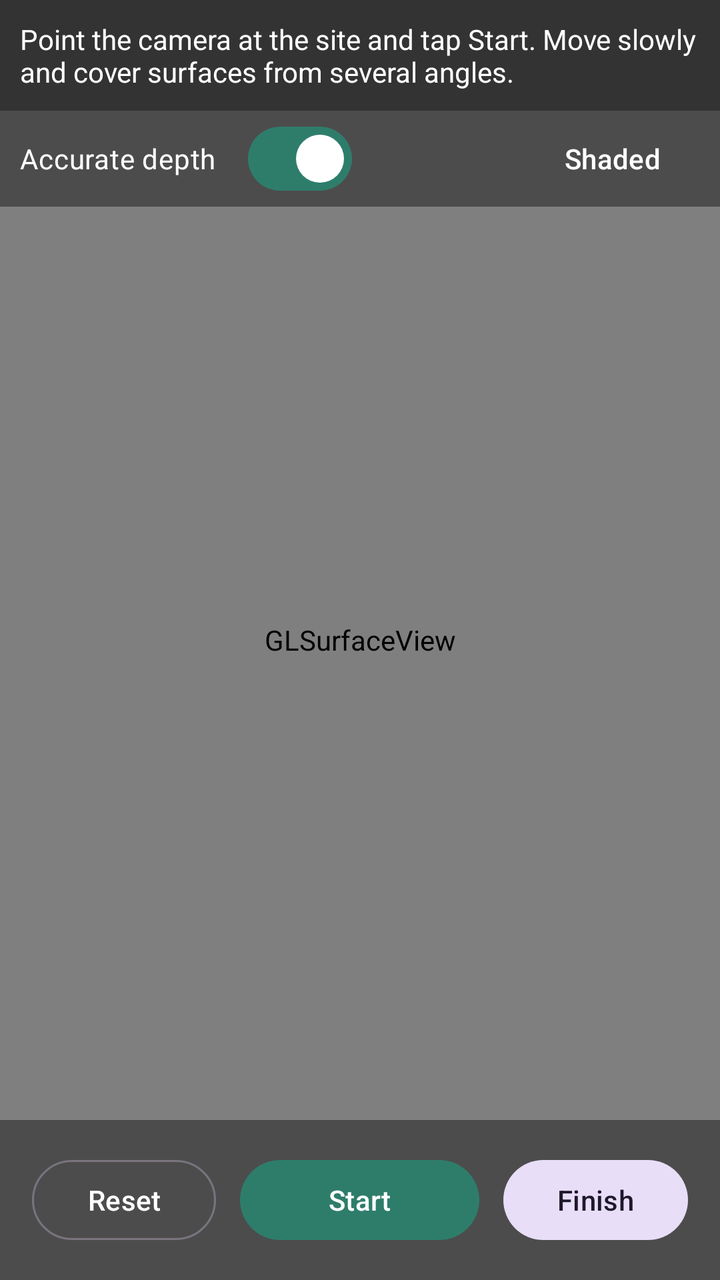
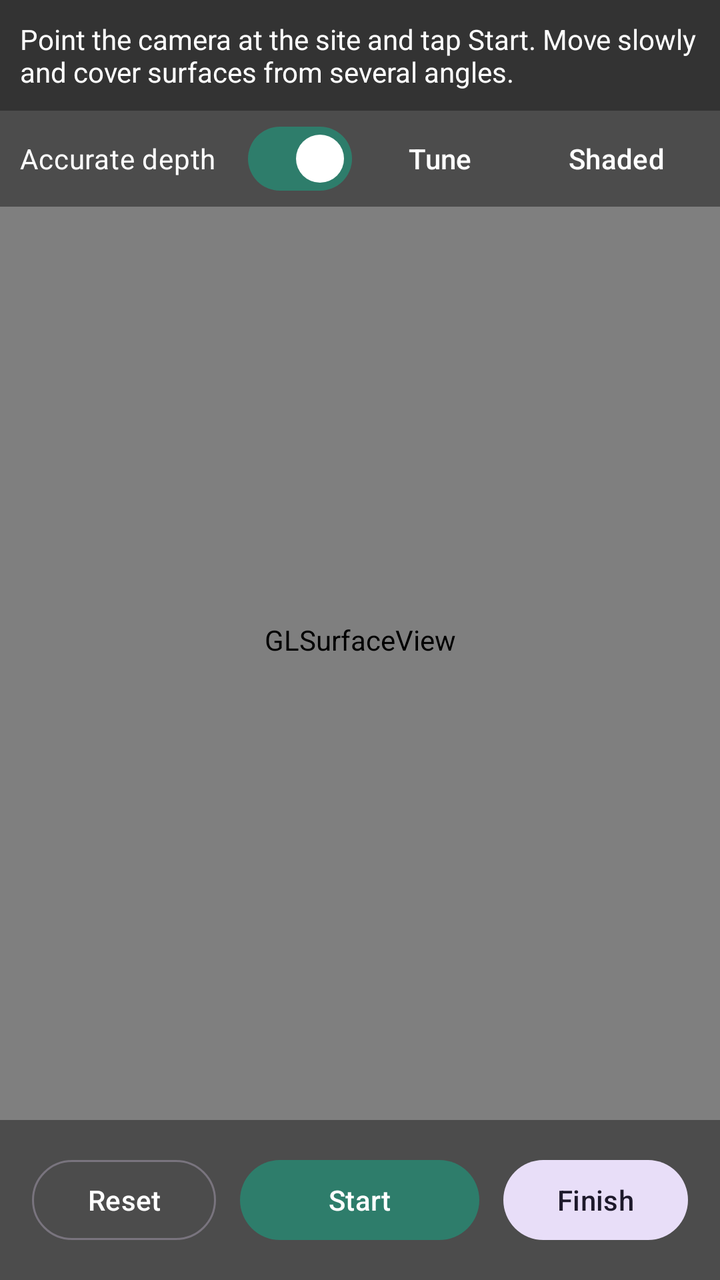

Before-and-after screenshots of an Android layout around one commit, followed by the original layout XML and the change that was made.
<!-- AndroidManifest.xml: activity theme Theme.CameraMapper3D.Fullscreen -->
<!-- res/layout/activity_scan.xml -->
<?xml version="1.0" encoding="utf-8"?>
<FrameLayout xmlns:android="http://schemas.android.com/apk/res/android"
    android:layout_width="match_parent"
    android:layout_height="match_parent">

    <android.opengl.GLSurfaceView
        android:id="@+id/surfaceView"
        android:layout_width="match_parent"
        android:layout_height="match_parent" />

    <LinearLayout
        android:id="@+id/topBar"
        android:layout_width="match_parent"
        android:layout_height="wrap_content"
        android:layout_gravity="top"
        android:orientation="vertical">

        <TextView
            android:id="@+id/statusText"
            style="@style/Overlay.Text"
            android:layout_width="match_parent"
            android:layout_height="wrap_content"
            android:text="@string/hint_start" />

        <LinearLayout
            android:layout_width="match_parent"
            android:layout_height="wrap_content"
            android:background="#66000000"
            android:gravity="center_vertical"
            android:orientation="horizontal"
            android:paddingHorizontal="10dp">

            <com.google.android.material.materialswitch.MaterialSwitch
                android:id="@+id/rawDepthSwitch"
                android:layout_width="wrap_content"
                android:layout_height="wrap_content"
                android:checked="true"
                android:text="@string/raw_depth"
                android:textColor="#FFFFFF" />

            <Space
                android:layout_width="0dp"
                android:layout_height="1dp"
                android:layout_weight="1" />

            <com.google.android.material.button.MaterialButton
                android:id="@+id/viewModeButton"
                style="@style/Widget.Material3.Button.TextButton"
                android:layout_width="wrap_content"
                android:layout_height="wrap_content"
                android:text="@string/view_shaded"
                android:textColor="#FFFFFF" />
        </LinearLayout>
    </LinearLayout>

    <LinearLayout
        android:id="@+id/bottomBar"
        android:layout_width="match_parent"
        android:layout_height="wrap_content"
        android:layout_gravity="bottom"
        android:background="#66000000"
        android:gravity="center"
        android:orientation="horizontal"
        android:padding="16dp">

        <com.google.android.material.button.MaterialButton
            android:id="@+id/resetButton"
            style="@style/Widget.Material3.Button.OutlinedButton"
            android:layout_width="0dp"
            android:layout_height="wrap_content"
            android:layout_weight="1"
            android:text="@string/reset"
            android:textColor="#FFFFFF" />

        <com.google.android.material.button.MaterialButton
            android:id="@+id/scanButton"
            android:layout_width="0dp"
            android:layout_height="wrap_content"
            android:layout_marginHorizontal="12dp"
            android:layout_weight="1.3"
            android:text="@string/start" />

        <com.google.android.material.button.MaterialButton
            android:id="@+id/finishButton"
            style="@style/Widget.Material3.Button.TonalButton"
            android:layout_width="0dp"
            android:layout_height="wrap_content"
            android:layout_weight="1"
            android:text="@string/finish" />
    </LinearLayout>

    <ProgressBar
        android:id="@+id/progress"
        android:layout_width="wrap_content"
        android:layout_height="wrap_content"
        android:layout_gravity="center"
        android:visibility="gone" />
</FrameLayout>
<!-- resources referenced by this layout -->
<resources>
  <string name="finish">Finish</string>
  <string name="hint_start">Point the camera at the site and tap Start. Move slowly and cover surfaces from several angles.</string>
  <string name="raw_depth">Accurate depth</string>
  <string name="reset">Reset</string>
  <string name="start">Start</string>
  <string name="view_shaded">Shaded</string>
  <style name="Overlay.Text" parent="">
          <item name="android:textColor">#FFFFFF</item>
          <item name="android:textSize">14sp</item>
          <item name="android:background">#99000000</item>
          <item name="android:padding">10dp</item>
      </style>
  <style name="Theme.CameraMapper3D.Fullscreen">
          <item name="android:windowBackground">@android:color/black</item>
      </style>
</resources>

<!-- the commit's change to res/layout/activity_scan.xml (unified diff, before → after) -->
@@ -44,12 +44,68 @@
                 android:layout_weight="1" />
 
             <com.google.android.material.button.MaterialButton
+                android:id="@+id/tuneButton"
+                style="@style/Widget.Material3.Button.TextButton"
+                android:layout_width="wrap_content"
+                android:layout_height="wrap_content"
+                android:text="@string/tune"
+                android:textColor="#FFFFFF" />
+
+            <com.google.android.material.button.MaterialButton
                 android:id="@+id/viewModeButton"
                 style="@style/Widget.Material3.Button.TextButton"
                 android:layout_width="wrap_content"
                 android:layout_height="wrap_content"
                 android:text="@string/view_shaded"
                 android:textColor="#FFFFFF" />
+        </LinearLayout>
+
+        <LinearLayout
+            android:id="@+id/tunePanel"
+            android:layout_width="match_parent"
+            android:layout_height="wrap_content"
+            android:background="#99000000"
+            android:orientation="vertical"
+            android:paddingHorizontal="16dp"
+            android:paddingVertical="8dp"
+            android:visibility="gone">
+
+            <TextView
+                android:id="@+id/confidenceLabel"
+                android:layout_width="match_parent"
+                android:layout_height="wrap_content"
+                android:textColor="#FFFFFF" />
+
+            <com.google.android.material.slider.Slider
+                android:id="@+id/confidenceSlider"
+                android:layout_width="match_parent"
+                android:layout_height="wrap_content"
+                android:contentDescription="@string/confidence_title"
+                android:stepSize="5"
+                android:valueFrom="0"
+                android:valueTo="95" />
+
+            <TextView
+                android:id="@+id/rangeLabel"
+                android:layout_width="match_parent"
+                android:layout_height="wrap_content"
+                android:textColor="#FFFFFF" />
+
+            <com.google.android.material.slider.Slider
+                android:id="@+id/rangeSlider"
+                android:layout_width="match_parent"
+                android:layout_height="wrap_content"
+                android:contentDescription="@string/range_title"
+                android:stepSize="0.5"
+                android:valueFrom="1"
+                android:valueTo="8" />
+
+            <TextView
+                android:layout_width="match_parent"
+                android:layout_height="wrap_content"
+                android:text="@string/tune_help"
+                android:textColor="#CCFFFFFF"
+                android:textSize="12sp" />
         </LinearLayout>
     </LinearLayout>
 
<!-- resource entries referenced after the edit -->
@@ -1,10 +1,14 @@
 <!-- resources referenced by this layout -->
 <resources>
+  <string name="confidence_title">Depth filter</string>
   <string name="finish">Finish</string>
   <string name="hint_start">Point the camera at the site and tap Start. Move slowly and cover surfaces from several angles.</string>
+  <string name="range_title">Max distance</string>
   <string name="raw_depth">Accurate depth</string>
   <string name="reset">Reset</string>
   <string name="start">Start</string>
+  <string name="tune">Tune</string>
+  <string name="tune_help">The depth filter only applies with Accurate depth on. If the mesh stays empty, lower it. If the mesh is noisy or bumpy, raise it.</string>
   <string name="view_shaded">Shaded</string>
   <style name="Overlay.Text" parent="">
           <item name="android:textColor">#FFFFFF</item>
